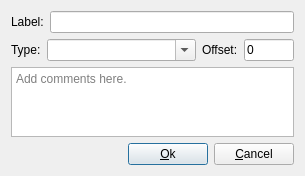
x64dbg/Classroom, file Classroom/AddMemberVariable.ui: the form before one commit.
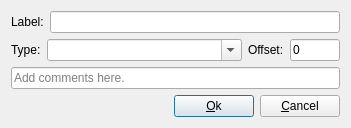
The form after the commit.

Commit message: Save class info in database

Patch:
```diff
--- a/Classroom/AddMemberVariable.ui
+++ b/Classroom/AddMemberVariable.ui
@@ -6,8 +6,8 @@
    <rect>
     <x>0</x>
     <y>0</y>
-    <width>305</width>
-    <height>176</height>
+    <width>351</width>
+    <height>125</height>
    </rect>
   </property>
   <property name="windowTitle">
@@ -85,7 +85,7 @@
     </layout>
    </item>
    <item>
-    <widget class="QTextEdit" name="descriptions">
+    <widget class="QLineEdit" name="descriptions">
      <property name="placeholderText">
       <string>Add comments here.</string>
      </property>
```
The commit also changes 13 other files.
